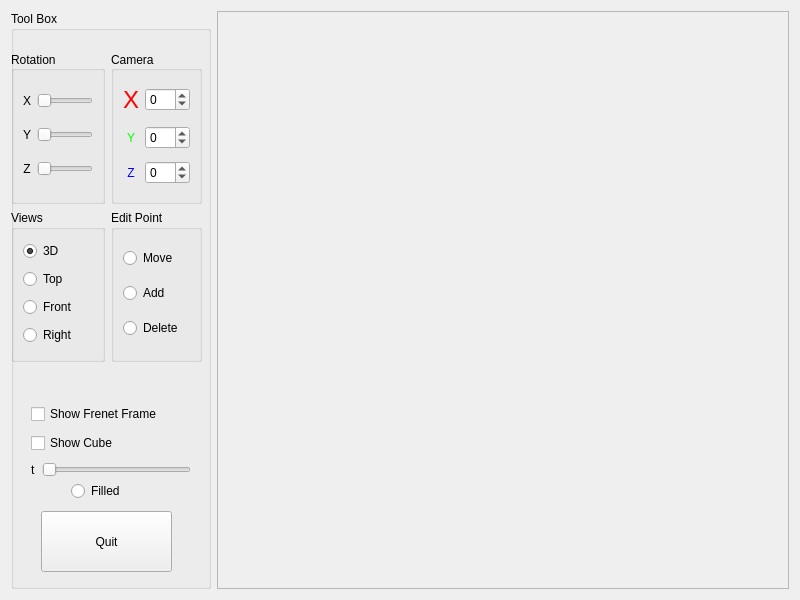
This is MainWindow.ui in ray-z/Graphics-Assignment2 as Qt 5 draws it before an edit. The edited form follows.
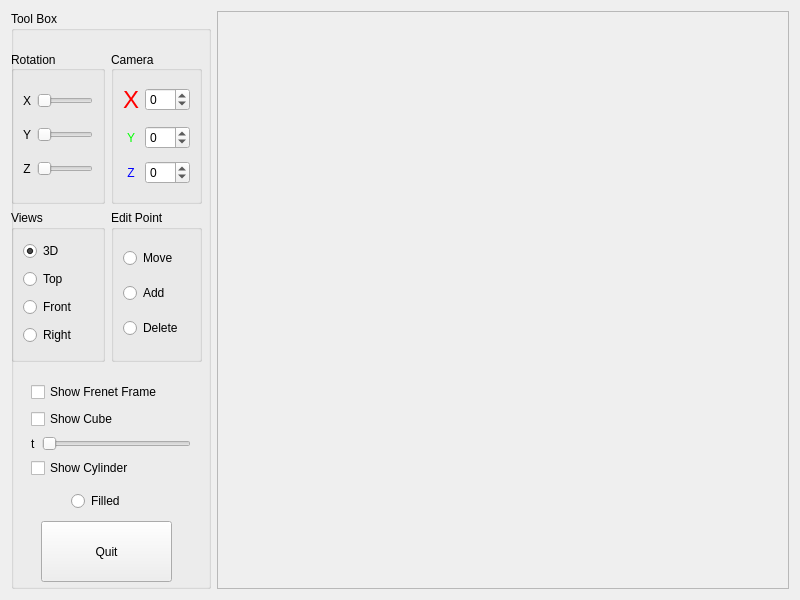
This is the edited form.

Commit message: Start to draw cylinder.

Patch:
```diff
--- a/MainWindow.ui
+++ b/MainWindow.ui
@@ -58,7 +58,7 @@
       <property name="geometry">
        <rect>
         <x>60</x>
-        <y>470</y>
+        <y>480</y>
         <width>61</width>
         <height>20</height>
        </rect>
@@ -383,7 +383,7 @@
       <property name="geometry">
        <rect>
         <x>30</x>
-        <y>500</y>
+        <y>510</y>
         <width>131</width>
         <height>61</height>
        </rect>
@@ -396,9 +396,9 @@
       <property name="geometry">
        <rect>
         <x>20</x>
-        <y>390</y>
+        <y>370</y>
         <width>160</width>
-        <height>80</height>
+        <height>100</height>
        </rect>
       </property>
       <layout class="QVBoxLayout" name="verticalLayout_5">
@@ -440,6 +440,13 @@
          </item>
         </layout>
        </item>
+       <item>
+        <widget class="QCheckBox" name="checkBox">
+         <property name="text">
+          <string>Show Cylinder</string>
+         </property>
+        </widget>
+       </item>
       </layout>
      </widget>
     </widget>
```
Left out of the diff: 24 changed lines with no effect on the pictures. The commit also changes 6 other files.
